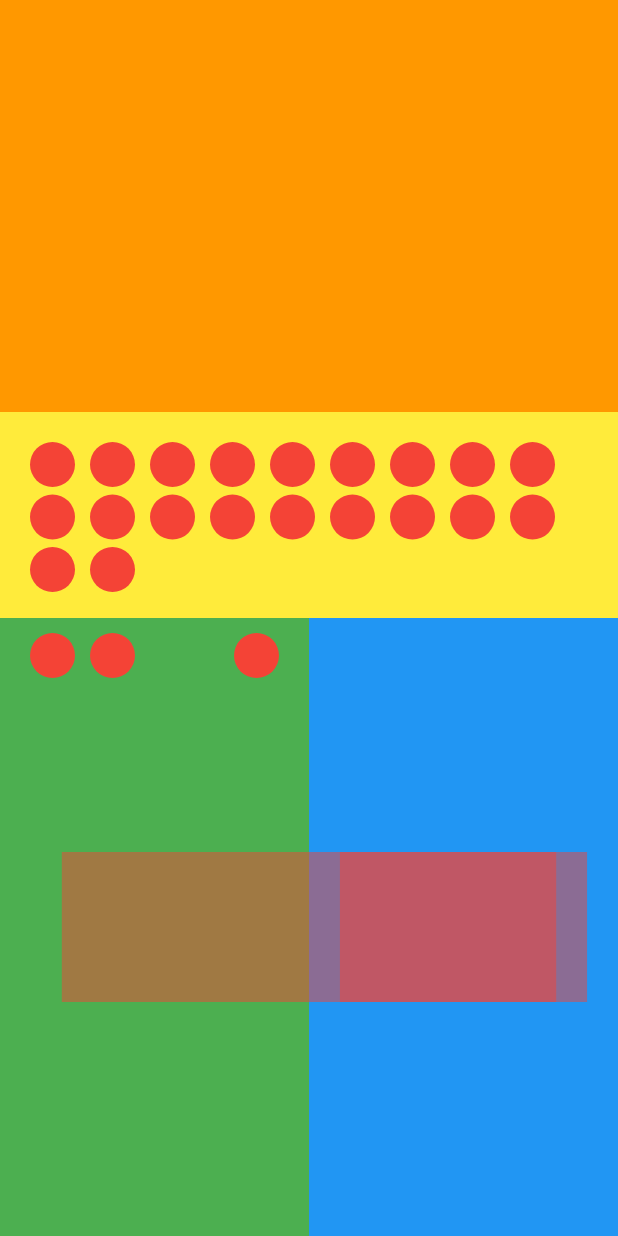
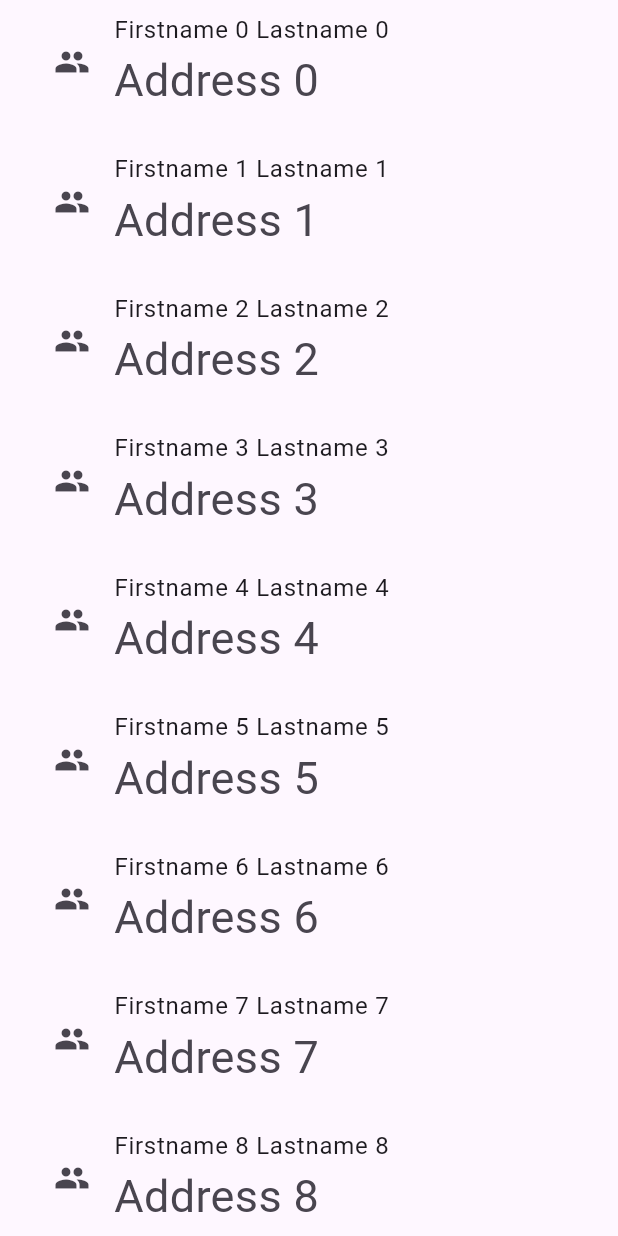
Before and after one commit to ThomasEcalle/5_AL1_2023, a Flutter app: the screen it shows after launch, on a phone screen of 412 x 824 dp. Run offline on Flutter 3.47's test engine with Material 2 defaults, Android fonts, the phone set to English and light mode, and no system bars.

Commit message:
Add lists lesson

```diff
--- /dev/null
+++ b/lib/lists/lists_screen.dart
@@ -0,0 +1,49 @@
+import 'package:al_2023/lists/user.dart';
+import 'package:al_2023/lists/user_item.dart';
+import 'package:flutter/material.dart';
+import 'package:flutter/rendering.dart';
+
+class ListsScreen extends StatelessWidget {
+  ListsScreen({super.key});
+
+  final List<User> _users = List.generate(100, (index) {
+    return User(
+      firstName: 'Firstname $index',
+      lastName: 'Lastname $index',
+      address: 'Address $index',
+    );
+  });
+
+  @override
+  Widget build(BuildContext context) {
+    return Scaffold(
+      body: SafeArea(
+        child: Padding(
+          padding: const EdgeInsets.symmetric(horizontal: 20),
+          child: ListView.separated(
+            itemCount: _users.length,
+            scrollDirection: Axis.vertical,
+            separatorBuilder: (context, index) => const SizedBox(height: 10),
+            itemBuilder: (context, index) {
+              print('Drawing user: $index');
+              final user = _users[index];
+              return UserItem(user: user);
+            },
+          ),
+        ),
+      ),
+    );
+  }
+
+  Widget _buildWithSingleChildScrollView(BuildContext context) {
+    return SingleChildScrollView(
+      child: Column(
+        children: _users.map((user) {
+          return UserItem(
+            user: user,
+          );
+        }).toList(),
+      ),
+    );
+  }
+}
--- /dev/null
+++ b/lib/lists/user.dart
@@ -0,0 +1,11 @@
+class User {
+  final String firstName;
+  final String lastName;
+  final String address;
+
+  User({
+    required this.firstName,
+    required this.lastName,
+    required this.address,
+  });
+}
--- /dev/null
+++ b/lib/lists/user_item.dart
@@ -0,0 +1,46 @@
+import 'package:al_2023/lists/user.dart';
+import 'package:flutter/material.dart';
+
+class UserItem extends StatelessWidget {
+  const UserItem({
+    super.key,
+    required this.user,
+  });
+
+  final User user;
+
+  @override
+  Widget build(BuildContext context) {
+    return ListTile(
+      onTap: () {
+        print('coucou');
+      },
+      title: Text(
+        '${user.firstName} ${user.lastName}',
+      ),
+      subtitle: Text(
+        user.address,
+      ),
+      leading: const Icon(Icons.people),
+    );
+
+    // return Container(
+    //   height: 100,
+    //   width: 200,
+    //   color: Colors.orange,
+    //   child: Column(
+    //     crossAxisAlignment: CrossAxisAlignment.start,
+    //     children: [
+    //       Text(
+    //         '${user.firstName} ${user.lastName}',
+    //         style: Theme.of(context).textTheme.bodyMedium,
+    //       ),
+    //       Text(
+    //         user.address,
+    //         style: Theme.of(context).textTheme.bodyMedium,
+    //       ),
+    //     ],
+    //   ),
+    // );
+  }
+}
--- a/lib/main.dart
+++ b/lib/main.dart
@@ -1,5 +1,4 @@
-import 'package:al_2023/home.dart';
-import 'package:al_2023/layouts/layouts_screen.dart';
+import 'package:al_2023/lists/lists_screen.dart';
 import 'package:flutter/material.dart';
 
 void main() {
@@ -21,7 +20,7 @@ class MyApp extends StatelessWidget {
           ),
         ),
       ),
-      home: const LayoutsScreen(),
+      home: ListsScreen(),
     );
   }
 }
```
